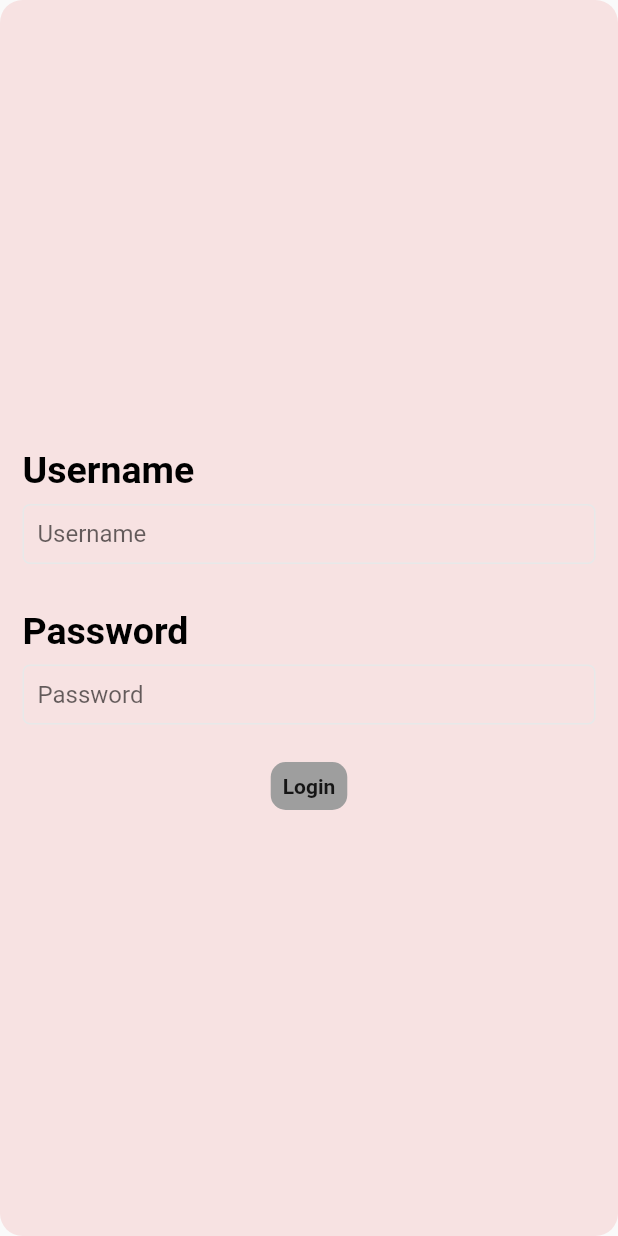
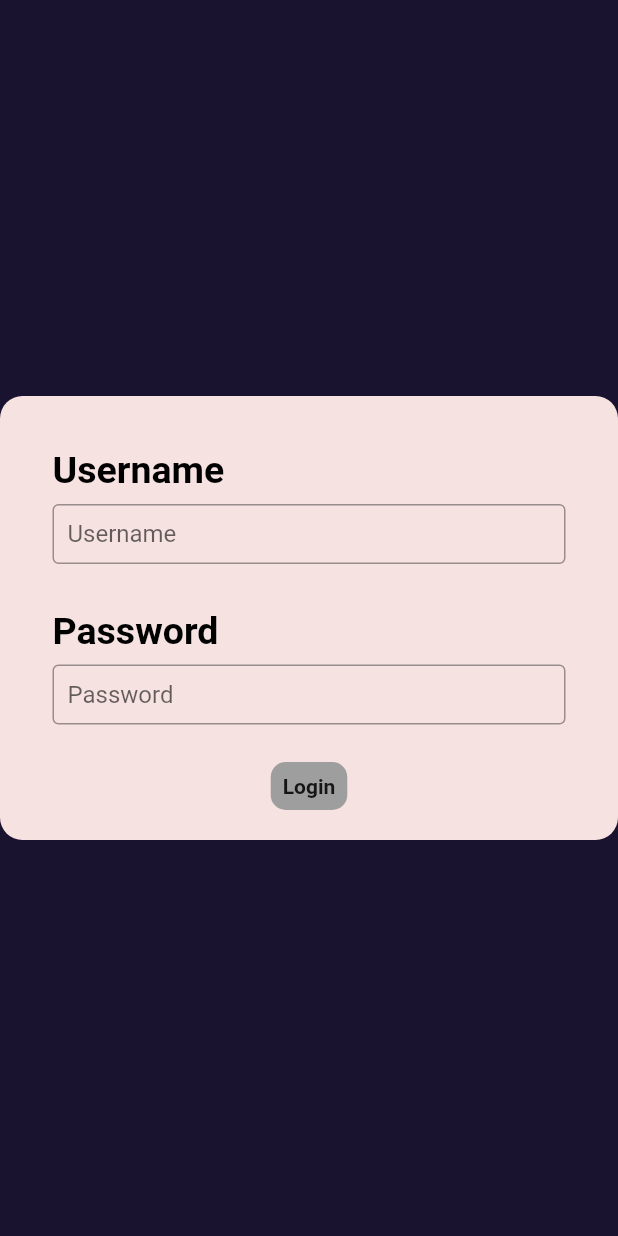
Before and after one commit to bssughosh/login_workflow, a Flutter app: the screen it shows after launch, on a phone screen of 412 x 824 dp. Run offline on Flutter 3.47's test engine with Material 2 defaults, Android fonts, the light colour scheme and no system bars; our stand-ins replace flutter_clean_architecture, fluttertoast, get_it, shared_preferences.

Commit message:
chore: fix web view

```diff
--- a/lib/app/login/desktop/initialization_view_web.dart
+++ b/lib/app/login/desktop/initialization_view_web.dart
@@ -4,5 +4,8 @@
 import '../mobile/initialization_view_mobile.dart';
 
 Widget buildInitializationStateViewWeb(LoginPageController controller) {
-  return InitializationStateViewMobile(controller: controller);
+  return InitializationStateViewMobile(
+    controller: controller,
+    isWeb: true,
+  );
 }
--- a/lib/app/login/login_controller.dart
+++ b/lib/app/login/login_controller.dart
@@ -59,11 +59,14 @@
     refreshUI();
 
     if (error is UserNotRegisteredException) {
+      usernameTextField.text = '';
+      passwordTextField.text = '';
       Fluttertoast.showToast(
         msg: 'Please register first',
         timeInSecForIosWeb: 4,
       );
     } else if (error is UsernamePasswordMismatchException) {
+      passwordTextField.text = '';
       Fluttertoast.showToast(
         msg: 'Username and password are not matching',
         timeInSecForIosWeb: 4,
--- a/lib/app/login/mobile/initialization_view_mobile.dart
+++ b/lib/app/login/mobile/initialization_view_mobile.dart
@@ -21,11 +21,13 @@
     final double _containerWidth = isWeb ? _screenWidth * 0.5 : double.infinity;
 
     return Scaffold(
+      backgroundColor: kDarkAccentColor,
       body: SafeArea(
-        child: Container(
-          width: _containerWidth,
-          decoration: kCardBoxDecoration,
-          child: Center(
+        child: Center(
+          child: Container(
+            width: _containerWidth,
+            decoration: kCardBoxDecoration,
+            padding: const EdgeInsets.all(20),
             child: SingleChildScrollView(
               child: Column(
                 mainAxisSize: MainAxisSize.min,
--- a/lib/core/common_widgets/common_text_field.dart
+++ b/lib/core/common_widgets/common_text_field.dart
@@ -38,10 +38,10 @@
                 hintText: title,
                 contentPadding: const EdgeInsets.all(10.0),
                 border: const OutlineInputBorder(),
-                enabledBorder: OutlineInputBorder(
-                  borderSide: const BorderSide(color: Color(0xFFE7E9E9)),
-                  borderRadius: BorderRadius.circular(5),
-                ),
+                // enabledBorder: OutlineInputBorder(
+                //   borderSide: const BorderSide(color: Color(0xFFE7E9E9)),
+                //   borderRadius: BorderRadius.circular(5),
+                // ),
               ),
             ),
           ),
```
